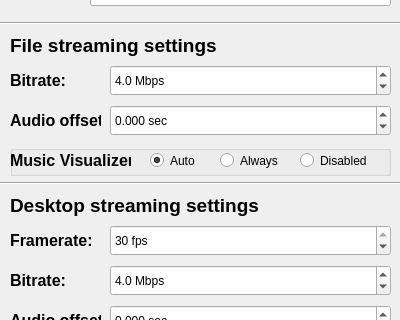
Rafostar/castnow-gui, file src/configwindow.ui: the form before one commit; both pictures show x 0 to 400 and y 105 to 425 of the 400 by 550 pixel window.
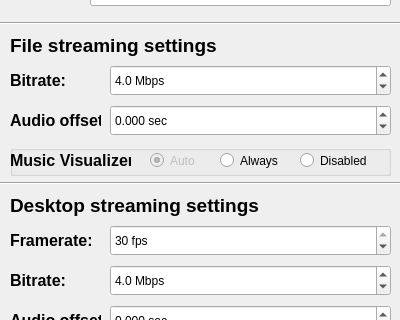
The form after the commit.

Commit message: Temporarily disabled "Auto Visualizer" option (does not work yet)

What changed in the file:
```diff
--- a/src/configwindow.ui
+++ b/src/configwindow.ui
@@ -543,6 +543,9 @@
     <string/>
    </property>
    <widget class="QRadioButton" name="visAutoRadioButton">
+    <property name="enabled">
+     <bool>false</bool>
+    </property>
     <property name="geometry">
      <rect>
       <x>140</x>
```
